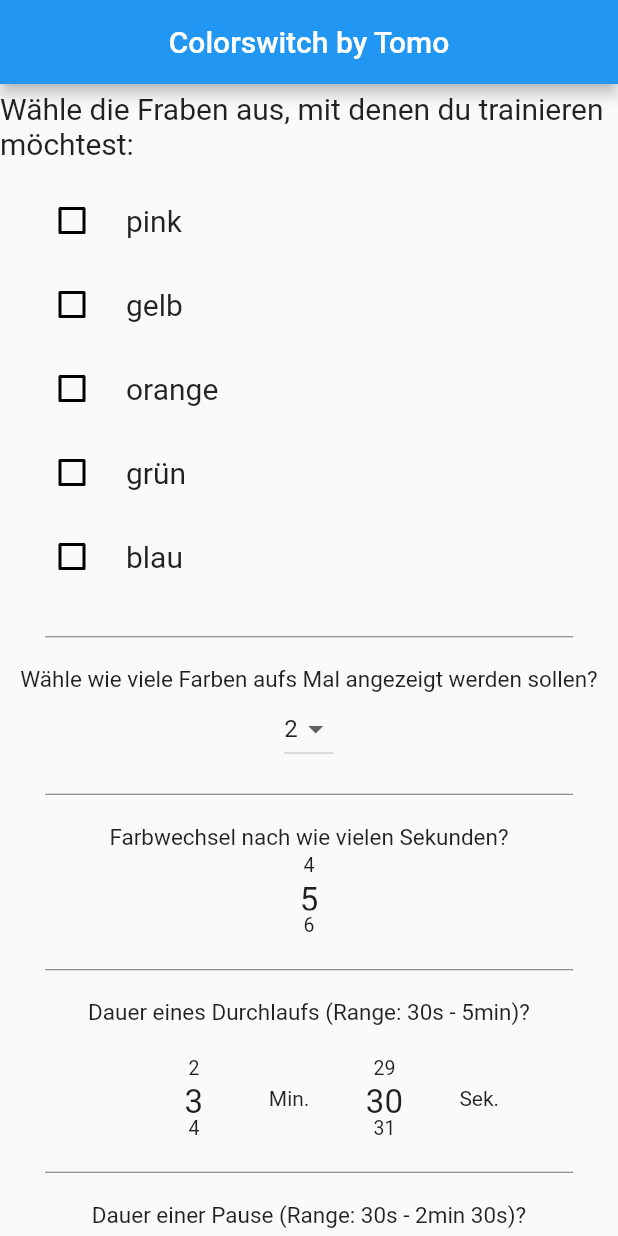
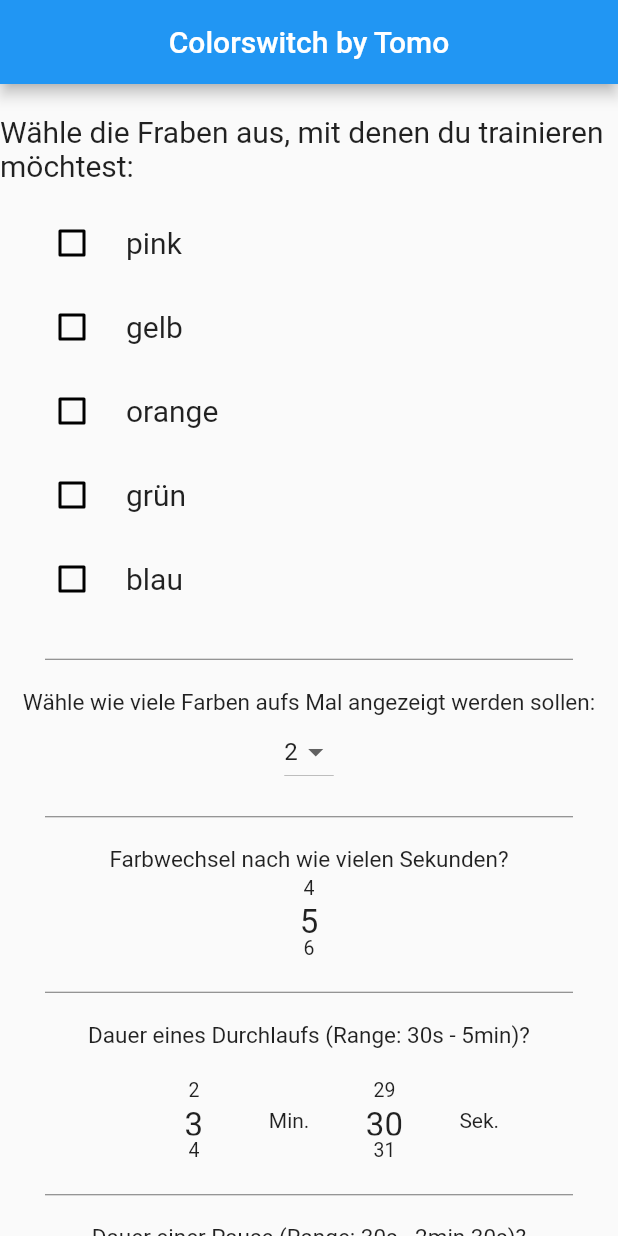
Before and after one commit to frischi6/randomcolor_tomo, a Flutter app: the screen it shows after launch, on a phone screen of 412 x 824 dp. Run offline on Flutter 3.47's test engine with Material 2 defaults, Android fonts, the light colour scheme and no system bars; drawn by our look-alikes of numberpicker.

Commit message:
newer version

```diff
--- a/lib/main.dart
+++ b/lib/main.dart
@@ -148,7 +148,7 @@ class _MyHomePageState extends State<MyHomePage> {
           children: [
 
   //Checkbox - Mit welchen Farben trainieren
-            SizedBox(height: 5,),
+            SizedBox(height: 20,),
             Text(
               'Wähle die Fraben aus, mit denen du trainieren möchtest:',
               style: TextStyle(fontSize: 20),
@@ -171,7 +171,7 @@ class _MyHomePageState extends State<MyHomePage> {
 
   //Dropdown - wie viele Farben aufs Mal angezeigt werden
             SizedBox(height:12),
-            Text('Wähle wie viele Farben aufs Mal angezeigt werden sollen?',
+            Text('Wähle wie viele Farben aufs Mal angezeigt werden sollen:',
               style: TextStyle(fontSize: 15),
             ),
             DropdownButton<int>(
@@ -380,6 +380,7 @@ class _MyHomePageState extends State<MyHomePage> {
               onPressed: _changeToPage2,
               onLongPress: _changeToPage2,
               ),
+              SizedBox(height:20),
           ],
         ),
         ),
```
